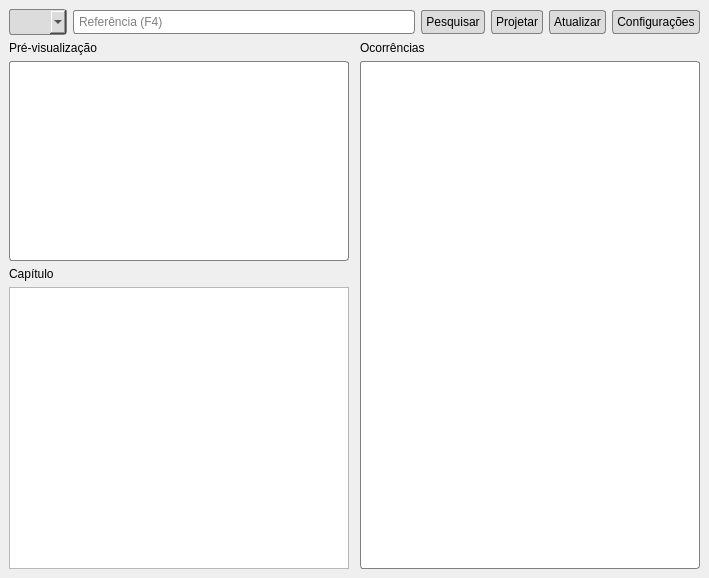
First picture: the form in src/ui/main/window.ui, repository luanws/bible-projector, before the edit.
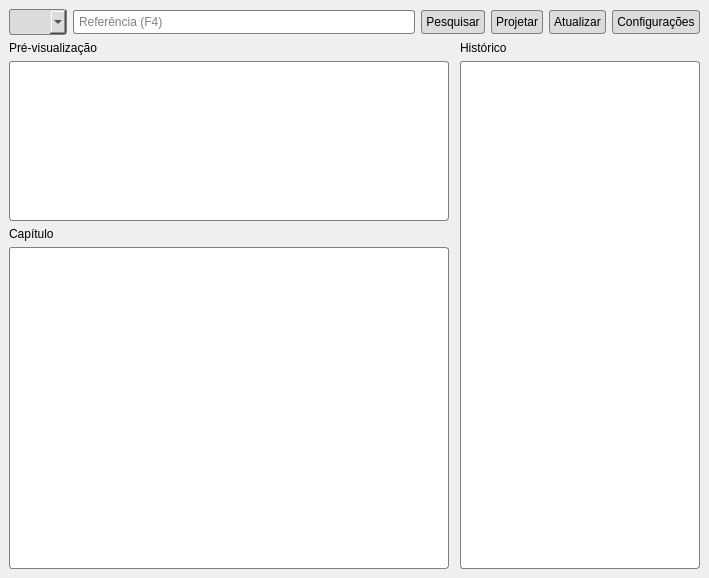
Second picture: the form after the edit.

Commit message: feat(ui): design

Diff of the .ui file:
```diff
--- a/src/ui/main/window.ui
+++ b/src/ui/main/window.ui
@@ -159,51 +159,13 @@
     </item>
     <item>
      <layout class="QGridLayout" name="gridLayout" rowstretch="0,0,0,0" columnstretch="0,0,0,0">
-      <item row="1" column="3" rowspan="3">
-       <widget class="QListView" name="occurrences_list_view">
-        <property name="sizePolicy">
-         <sizepolicy hsizetype="Expanding" vsizetype="Expanding">
-          <horstretch>0</horstretch>
-          <verstretch>0</verstretch>
-         </sizepolicy>
-        </property>
-        <property name="maximumSize">
-         <size>
-          <width>500</width>
-          <height>16777215</height>
-         </size>
-        </property>
-        <property name="styleSheet">
-         <string notr="true">* {
-	border-style: solid;
-	border-color: gray;
-	border-width: 1px;
-	border-radius: 3px;
-	padding: 3px;
-	background-color: white;
-	color: black;
-	font-size: 10pt;
-}
-
-*:item {
-	margin-bottom: 10px;
-}</string>
-        </property>
-        <property name="editTriggers">
-         <set>QAbstractItemView::SelectedClicked</set>
-        </property>
-        <property name="wordWrap">
-         <bool>true</bool>
-        </property>
-       </widget>
-      </item>
       <item row="0" column="3">
        <widget class="QLabel" name="occurrences_label">
         <property name="styleSheet">
          <string notr="true"/>
         </property>
         <property name="text">
-         <string>Ocorrências</string>
+         <string>Histórico</string>
         </property>
        </widget>
       </item>
@@ -225,7 +187,7 @@
         <property name="maximumSize">
          <size>
           <width>16777215</width>
-          <height>200</height>
+          <height>160</height>
          </size>
         </property>
         <property name="styleSheet">
@@ -265,7 +227,48 @@
        </spacer>
       </item>
       <item row="3" column="0">
-       <widget class="QListWidget" name="chapter_list_widget"/>
+       <widget class="QListWidget" name="chapter_list_widget">
+        <property name="styleSheet">
+         <string notr="true">#chapter_list_widget {
+	border-style: solid;
+	border-color: gray;
+	border-width: 1px;
+	border-radius: 3px;
+	background-color: white;
+	color: black;
+	font-size: 10pt;
+	padding: 8px;
+}</string>
+        </property>
+       </widget>
+      </item>
+      <item row="1" column="3" rowspan="3">
+       <widget class="QListWidget" name="historic_list_widget">
+        <property name="sizePolicy">
+         <sizepolicy hsizetype="Expanding" vsizetype="Expanding">
+          <horstretch>0</horstretch>
+          <verstretch>0</verstretch>
+         </sizepolicy>
+        </property>
+        <property name="maximumSize">
+         <size>
+          <width>240</width>
+          <height>16777215</height>
+         </size>
+        </property>
+        <property name="styleSheet">
+         <string notr="true">#historic_list_widget {
+	border-style: solid;
+	border-color: gray;
+	border-width: 1px;
+	border-radius: 3px;
+	background-color: white;
+	color: black;
+	font-size: 10pt;
+	padding: 8px;
+}</string>
+        </property>
+       </widget>
       </item>
      </layout>
     </item>
```
Left out of the diff: 2 changed lines with no effect on the pictures. The commit also changes 1 other file.
